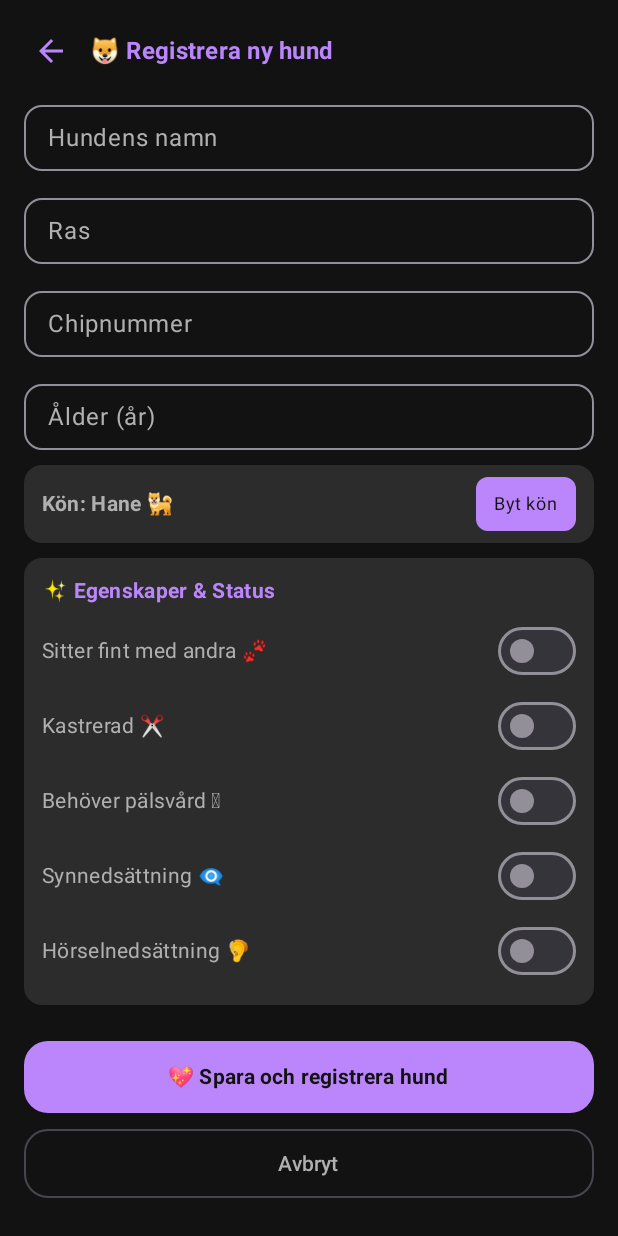
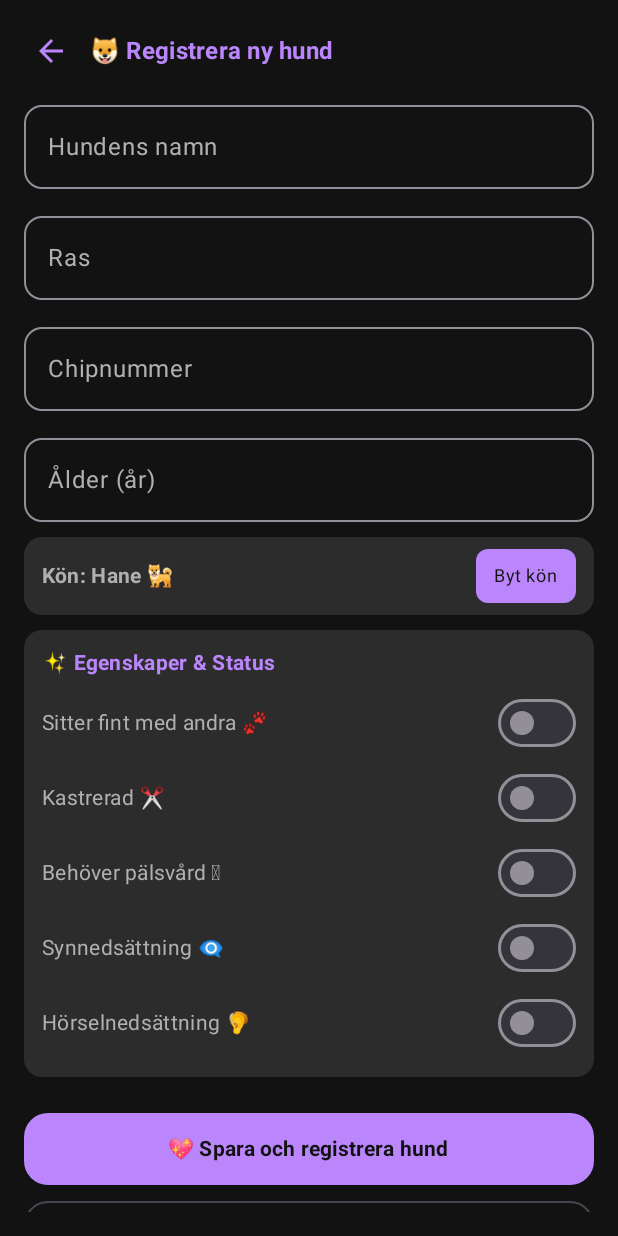
Before and after one commit to JonnyDicander/HunddagisAndroid, an Android app built with Jetpack Compose: the screen it shows after launch (MainActivity), after a tap on an icon or button, on a phone screen of 412 x 824 dp. Run offline under Robolectric (Android 15) with nearby library versions, the phone set to English and light mode, and no system bars.

Commit message:
fixade bugg där halva texten försvann

```diff
--- a/app/src/main/java/com/example/minforstaapp/MainActivity.kt
+++ b/app/src/main/java/com/example/minforstaapp/MainActivity.kt
@@ -203,7 +203,7 @@ fun RegistreraHundSkarm(onBack: () -> Unit, onDogRegistered: (Dog) -> Unit) {
         OutlinedTextField(
             value = name, onValueChange = { name = it },
             label = { Text("Hundens namn") },
-            modifier = Modifier.fillMaxWidth().height(52.dp),
+            modifier = Modifier.fillMaxWidth(),
             shape = RoundedCornerShape(12.dp),
             singleLine = true,
             keyboardOptions = KeyboardOptions(imeAction = ImeAction.Next),
@@ -212,7 +212,7 @@ fun RegistreraHundSkarm(onBack: () -> Unit, onDogRegistered: (Dog) -> Unit) {
         OutlinedTextField(
             value = breed, onValueChange = { breed = it },
             label = { Text("Ras") },
-            modifier = Modifier.fillMaxWidth().height(52.dp),
+            modifier = Modifier.fillMaxWidth(),
             shape = RoundedCornerShape(12.dp),
             singleLine = true,
             keyboardOptions = KeyboardOptions(imeAction = ImeAction.Next),
@@ -221,7 +221,7 @@ fun RegistreraHundSkarm(onBack: () -> Unit, onDogRegistered: (Dog) -> Unit) {
         OutlinedTextField(
             value = chip, onValueChange = { chip = it },
             label = { Text("Chipnummer") },
-            modifier = Modifier.fillMaxWidth().height(52.dp),
+            modifier = Modifier.fillMaxWidth(),
             shape = RoundedCornerShape(12.dp),
             singleLine = true,
             keyboardOptions = KeyboardOptions(imeAction = ImeAction.Next),
@@ -230,7 +230,7 @@ fun RegistreraHundSkarm(onBack: () -> Unit, onDogRegistered: (Dog) -> Unit) {
         OutlinedTextField(
             value = ageText, onValueChange = { ageText = it },
             label = { Text("Ålder (år)") },
-            modifier = Modifier.fillMaxWidth().height(52.dp),
+            modifier = Modifier.fillMaxWidth(),
             shape = RoundedCornerShape(12.dp),
             singleLine = true,
             keyboardOptions = KeyboardOptions(keyboardType = KeyboardType.Number, imeAction = ImeAction.Done),
```
